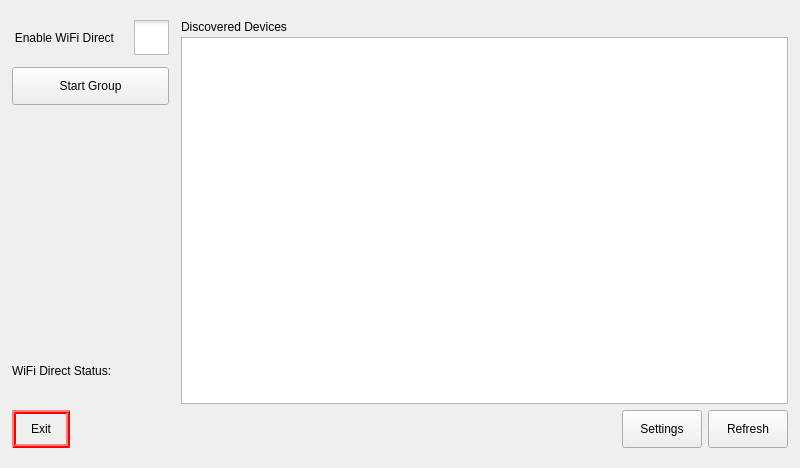
Old version of the form ui/mainwindow.ui in the repository TI-ECS/wifi-direct-demo.
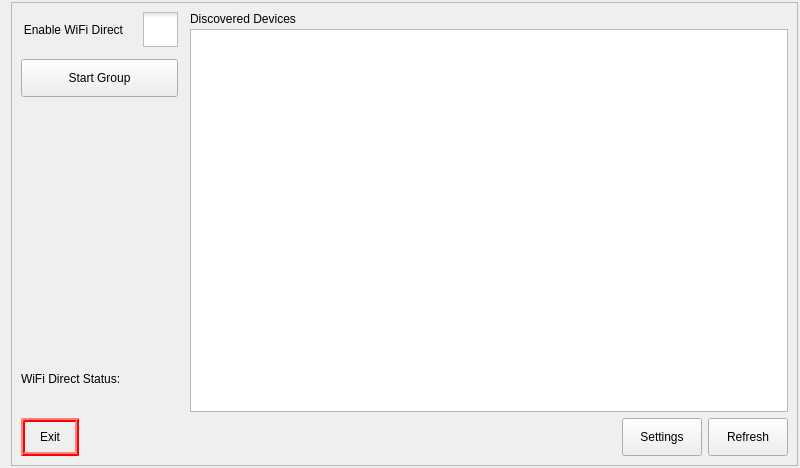
New version of the form. Icons and pictures are not drawn.

What changed in the file:
```diff
--- a/ui/mainwindow.ui
+++ b/ui/mainwindow.ui
@@ -204,12 +204,39 @@
    image: url(:/images/down_arrow_disabled.png);
 }</string>
   </property>
-  <layout class="QHBoxLayout" name="horizontalLayout">
-   <property name="leftMargin">
-    <number>3</number>
+  <layout class="QVBoxLayout" name="verticalLayout_6">
+   <property name="spacing">
+    <number>2</number>
+   </property>
+   <property name="topMargin">
+    <number>2</number>
    </property>
    <property name="rightMargin">
-    <number>3</number>
+    <number>2</number>
+   </property>
+   <property name="bottomMargin">
+    <number>2</number>
+   </property>
+   <item>
+    <widget class="QScrollArea" name="scrollArea">
+     <property name="widgetResizable">
+      <bool>true</bool>
+     </property>
+     <widget class="QWidget" name="scrollAreaWidgetContents">
+      <property name="geometry">
+       <rect>
+        <x>0</x>
+        <y>0</y>
+        <width>787</width>
+        <height>462</height>
+       </rect>
+      </property>
+      <layout class="QVBoxLayout" name="verticalLayout_5">
+       <property name="spacing">
+        <number>0</number>
+       </property>
+       <property name="margin">
+        <number>0</number>
    </property>
    <item>
     <widget class="QStackedWidget" name="stackedWidget">
@@ -523,6 +550,10 @@
    </item>
   </layout>
  </widget>
+    </widget>
+   </item>
+  </layout>
+ </widget>
  <resources>
   <include location="../wifi-direct-ui.qrc"/>
  </resources>
```
Left out of the diff: 6 changed lines with no effect on the pictures. Lines whose indentation alone changed are shown as unchanged.
